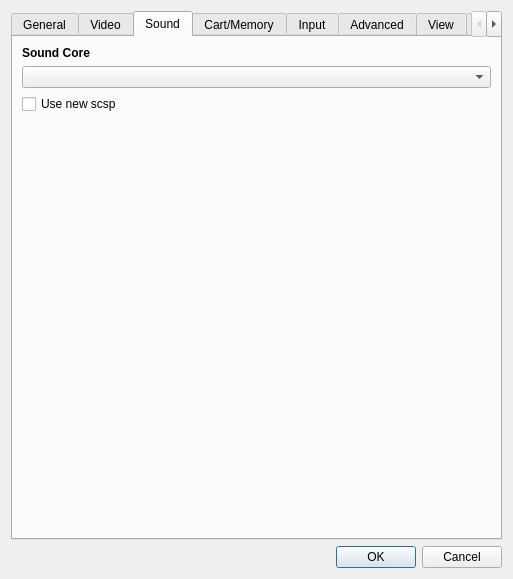
Old version of the form yabause/src/qt/ui/UISettings.ui in the repository Yabause/yabause.
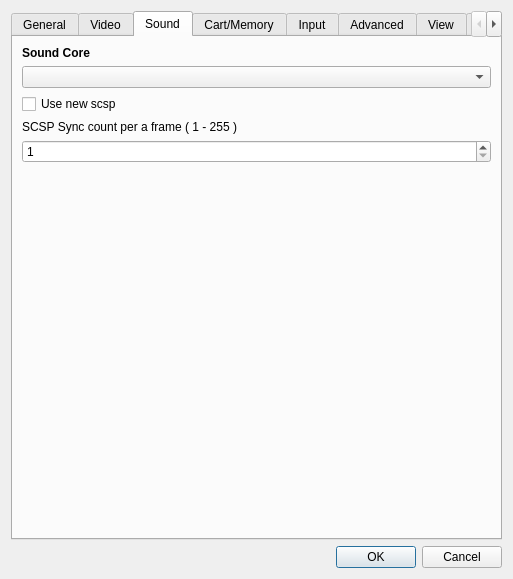
New version of the form. The open tabs and pages were chosen to show the change. Custom widgets are drawn as their Qt base class.

Commit message:
Fixes #521 [Thunder Force V] frame drops
# Conflicts:
#	yabause/src/android/app/src/main/java/org/uoyabause/android/YabauseSettings.java

Diff of the .ui file:
```diff
--- a/yabause/src/qt/ui/UISettings.ui
+++ b/yabause/src/qt/ui/UISettings.ui
@@ -7,7 +7,7 @@
     <x>0</x>
     <y>0</y>
     <width>513</width>
-    <height>523</height>
+    <height>533</height>
    </rect>
   </property>
   <property name="windowTitle">
@@ -437,6 +437,23 @@
          </property>
         </widget>
        </item>
+       <item>
+        <widget class="QLabel" name="label_3">
+         <property name="text">
+          <string>SCSP Sync count per a frame ( 1 - 255 )</string>
+         </property>
+        </widget>
+       </item>
+       <item>
+        <widget class="QSpinBox" name="spinBox_scs_sync_count">
+         <property name="minimum">
+          <number>1</number>
+         </property>
+         <property name="maximum">
+          <number>255</number>
+         </property>
+        </widget>
+       </item>
        <item>
         <spacer>
          <property name="orientation">
```
Left out of the diff: 4 changed lines with no effect on the pictures. The commit also changes 15 other files.
